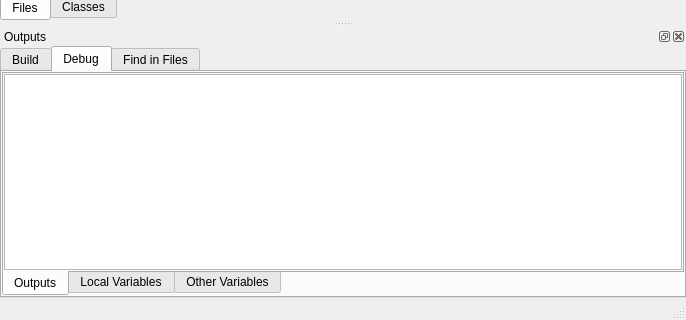
Old version of the form ui/main.ui in the repository google-code-export/qdevelop; both pictures show x 0 to 686 and y 186 to 506 of the 686 by 506 pixel window.
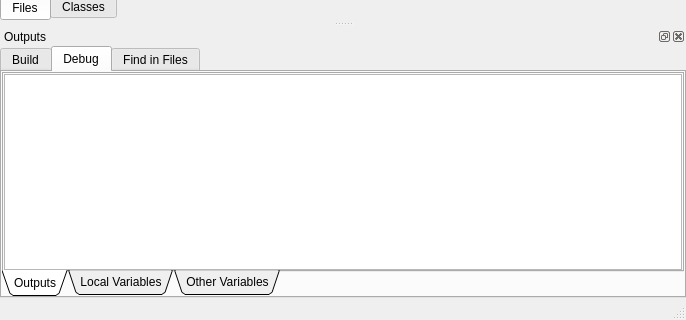
New version of the form. The open tabs and pages were chosen to show the change. Icons and pictures are not drawn. Custom widgets are drawn as their Qt base class.

Commit message: When the Debug tab on the  Outputs dock is visible you get 2 different tabs: on the top and button. It's hard to distingiush between the leading tab and the other (leading is Debug). Now the button tab is triangular which makes it easier to spot this.

```diff
--- a/ui/main.ui
+++ b/ui/main.ui
@@ -325,6 +325,9 @@
            <property name="tabPosition" >
             <enum>QTabWidget::South</enum>
            </property>
+	   <property name="tabShape" >
+	     <enum>QTabWidget::Triangular</enum>
+	   </property>
            <property name="currentIndex" >
             <number>0</number>
            </property>
```
